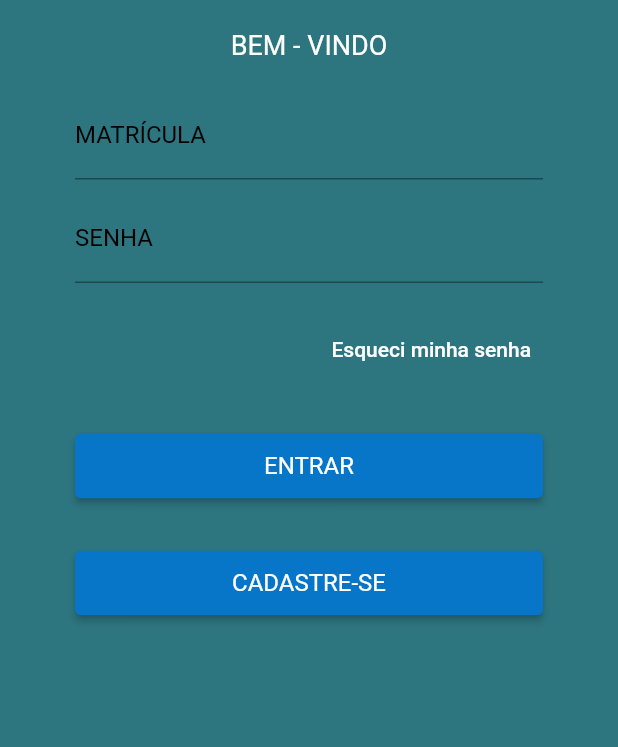
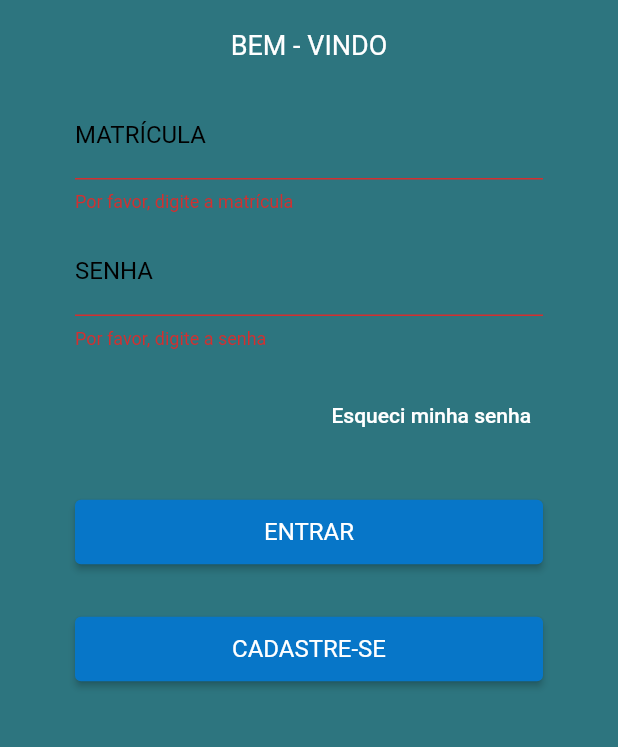
Before and after one commit to eugeniofr1/UniLab, a Flutter app: the screen it shows after launch, after a tap on "ENTRAR", on a phone screen of 412 x 824 dp, the part 221-968 px from its top. Run offline on Flutter 3.47's test engine with Material 2 defaults, Android fonts, the phone set to English and light mode, and no system bars; network calls fail.

Commit message:
colocando campos obrigatorios e validações na tela de login e de cadastro

```diff
--- a/unilab/lib/main.dart
+++ b/unilab/lib/main.dart
@@ -11,7 +11,7 @@ class MyApp extends StatelessWidget {
     return MaterialApp(
       title: 'Tela Login',
       theme: ThemeData(primarySwatch: Colors.blue),
-      home: const LoginPage(),
+      home: LoginPage(),
     );
   }
 }
--- a/unilab/lib/pages/login.dart
+++ b/unilab/lib/pages/login.dart
@@ -1,5 +1,7 @@
 import 'package:flutter/material.dart';
+import 'package:http/http.dart' as http;
 import 'package:trabalho/pages/cadastroPage.dart';
+import 'package:trabalho/pages/marcarHorarioPage.dart';
 
 void main() {
   runApp(
@@ -7,16 +9,99 @@ void main() {
   );
 }
 
-class LoginPage extends StatelessWidget {
-  const LoginPage({super.key});
+class LoginPage extends StatefulWidget {
+  @override
+  _LoginPageState createState() => _LoginPageState();
+}
 
-  // This widget is the root of your application.
+class _LoginPageState extends State<LoginPage> {
+  final GlobalKey<FormState> _formKey = GlobalKey<FormState>();
+  final TextEditingController matriculaController = TextEditingController();
+  final TextEditingController senhaController = TextEditingController();
+
+  final String url =
+      'http://seu-endereco-de-api.com/login'; // Substitua pelo seu endpoint de login
+
+  void realizarLogin() async {
+    if (_formKey.currentState!.validate()) {
+      String matricula = matriculaController.text;
+      String senha = senhaController.text;
+
+      Map<String, String> body = {
+        'matricula': matricula,
+        'senha': senha,
+      };
+
+      try {
+        var response = await http.post(Uri.parse(url), body: body);
+        if (response.statusCode == 200) {
+          Navigator.push(
+            context,
+            MaterialPageRoute(builder: (context) => MarcarHorarioPage()),
+          );
+          // Login realizado com sucesso, navegar para a tela de Marcar horário
+        } else if (response.statusCode == 401) {
+          showDialog(
+            context: context,
+            builder: (BuildContext context) {
+              return AlertDialog(
+                title: const Text('Senha incorreta'),
+                content: const Text('A senha digitada está incorreta.'),
+              );
+            },
+          );
+          // Senha incorreta
+          // Você pode exibir uma mensagem de erro ou tomar alguma ação adequada
+        } else if (response.statusCode == 404) {
+          showDialog(
+            context: context,
+            builder: (BuildContext context) {
+              return AlertDialog(
+                title: const Text('Usuário não cadastrado'),
+                content:
+                    const Text('A matrícula informada não está cadastrada.'),
+              );
+            },
+          );
+          // Usuário não cadastrado
+          // Você pode exibir uma mensagem de erro ou tomar alguma ação adequada
+        } else {
+          showDialog(
+            context: context,
+            builder: (BuildContext context) {
+              return AlertDialog(
+                title: const Text('Erro de servidor'),
+                content: const Text('Não foi possível realizar o login.'),
+              );
+            },
+          );
+          // O servidor retornou um código de erro
+          // Você pode exibir uma mensagem de erro ou tomar alguma ação adequada
+        }
+      } catch (e) {
+        showDialog(
+          context: context,
+          builder: (BuildContext context) {
+            return AlertDialog(
+              title: const Text('Erro na solicitação HTTP'),
+              content: const Text('Não foi possível realizar o login.'),
+            );
+          },
+        );
+        // Ocorreu um erro durante a solicitação HTTP
+        // Você pode exibir uma mensagem de erro ou tomar alguma ação adequada
+      }
+    }
+  }
+
   @override
   Widget build(BuildContext context) {
     return Scaffold(
       backgroundColor: const Color(0xFF2D757F),
       body: Padding(
         padding: const EdgeInsets.all(50.0),
+        child: Form(
+          key: _formKey,
           child: Column(
             crossAxisAlignment: CrossAxisAlignment.stretch,
             children: [
@@ -48,19 +133,34 @@ class LoginPage extends StatelessWidget {
               ),
               const SizedBox(height: 20),
               TextFormField(
+                controller: matriculaController,
                 style: const TextStyle(color: Colors.white),
                 decoration: const InputDecoration(
                   labelText: 'MATRÍCULA',
                   labelStyle: TextStyle(color: Colors.black),
                 ),
+                validator: (value) {
+                  if (value == null || value.isEmpty) {
+                    return 'Por favor, digite a matrícula';
+                  }
+                  return null;
+                },
               ),
               const SizedBox(height: 10),
               TextFormField(
+                controller: senhaController,
                 style: const TextStyle(color: Colors.white),
+                obscureText: true,
                 decoration: const InputDecoration(
                   labelText: 'SENHA',
                   labelStyle: TextStyle(color: Colors.black),
                 ),
+                validator: (value) {
+                  if (value == null || value.isEmpty) {
+                    return 'Por favor, digite a senha';
+                  }
+                  return null;
+                },
               ),
               const SizedBox(height: 20),
               Row(
@@ -81,13 +181,11 @@ class LoginPage extends StatelessWidget {
               SizedBox(
                 width: 50,
                 child: ElevatedButton(
-                onPressed: () {
-                  // Navegar para a página de cadastro
-                },
+                  onPressed: realizarLogin,
                   style: ElevatedButton.styleFrom(
                     backgroundColor: const Color(0xFF0776C8),
-                  padding:
-                      const EdgeInsets.symmetric(vertical: 12, horizontal: 20),
+                    padding: const EdgeInsets.symmetric(
+                        vertical: 12, horizontal: 20),
                     textStyle: const TextStyle(fontSize: 16),
                   ),
                   child: const Text('ENTRAR'),
@@ -106,8 +204,8 @@ class LoginPage extends StatelessWidget {
                   },
                   style: ElevatedButton.styleFrom(
                     backgroundColor: const Color(0xFF0776C8),
-                  padding:
-                      const EdgeInsets.symmetric(vertical: 12, horizontal: 20),
+                    padding: const EdgeInsets.symmetric(
+                        vertical: 12, horizontal: 20),
                     textStyle: const TextStyle(fontSize: 16),
                   ),
                   child: const Text('CADASTRE-SE'),
@@ -116,6 +214,7 @@ class LoginPage extends StatelessWidget {
             ],
           ),
         ),
+      ),
     );
   }
 }
```
Also changed, not shown: unilab/lib/pages/cadastroPage.dart (+43 -5 lines), unilab/lib/pages/marcarHorarioPage.dart (added, +21 -0 lines). Lines whose indentation alone changed are shown as unchanged.
